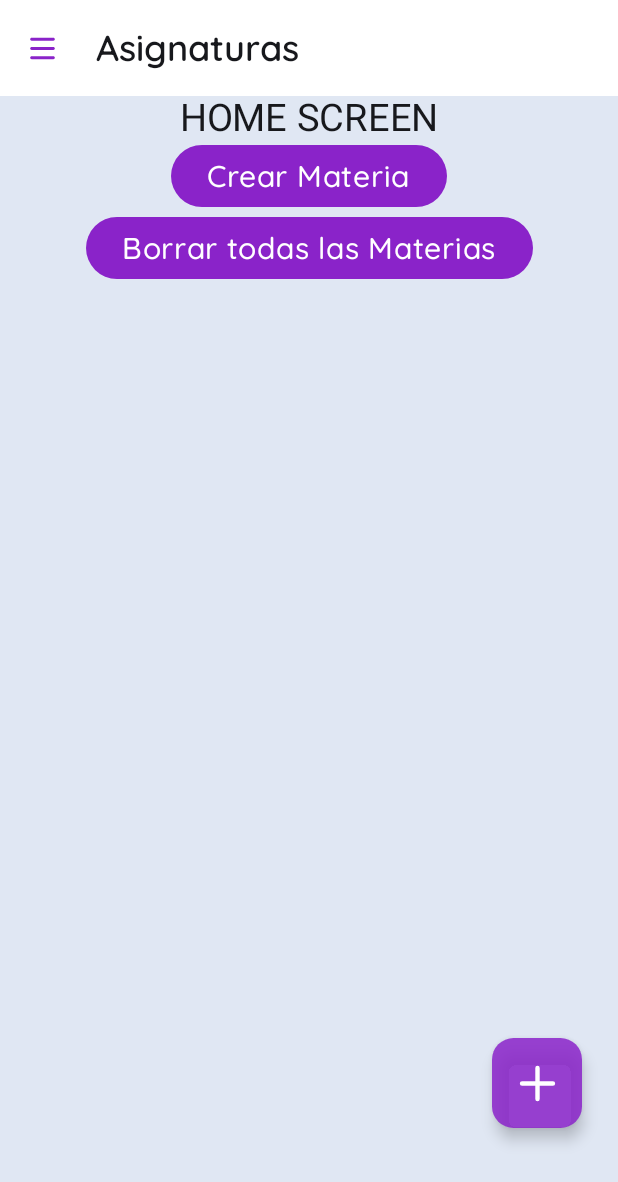
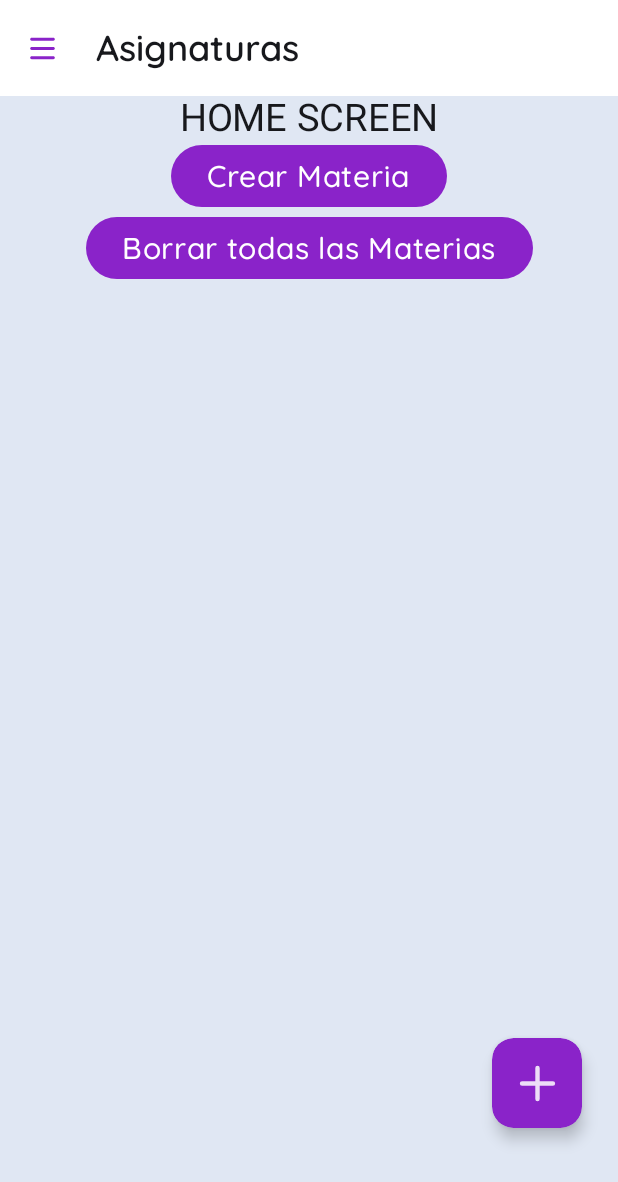
Before and after one commit to DanielCarrenoMar/Grader, an Android app built with Jetpack Compose: the screen it shows after launch (MainActivity), on a phone screen of 412 x 824 dp. Shown: the top 1182 px of the screen. Run offline under Robolectric (Android 15) with nearby library versions, the phone set to English and light mode, and no system bars; our stand-ins replace Dagger/Hilt's generated code, Room's generated code.

Commit message:
feat: ajustar AddComp

```diff
--- a/app/src/main/java/com/app/grader/ui/componets/AddComp.kt
+++ b/app/src/main/java/com/app/grader/ui/componets/AddComp.kt
@@ -2,6 +2,7 @@ package com.app.grader.ui.componets
 
 import androidx.compose.foundation.Image
 import androidx.compose.foundation.background
+import androidx.compose.foundation.clickable
 import androidx.compose.foundation.layout.Box
 import androidx.compose.foundation.layout.fillMaxSize
 import androidx.compose.foundation.layout.padding
@@ -20,7 +21,9 @@ import androidx.compose.runtime.remember
 import androidx.compose.runtime.setValue
 import androidx.compose.ui.Alignment
 import androidx.compose.ui.Modifier
+import androidx.compose.ui.draw.alpha
 import androidx.compose.ui.draw.shadow
+import androidx.compose.ui.graphics.Color
 import androidx.compose.ui.graphics.ColorFilter
 import androidx.compose.ui.res.painterResource
 import androidx.compose.ui.unit.TextUnit
@@ -46,15 +49,13 @@ fun AddComp(items: List<AddCompItem>) {
             .fillMaxSize(),
         contentAlignment = Alignment.BottomEnd
     ){
-        Box(
+        IconButton (
+            onClick = { expanded = true },
             modifier = Modifier
-                .size(60.dp) // Adjust the size as needed
+                .size(60.dp)
                 .shadow(6.dp, shape = RoundedCornerShape(24))
-                .background(color = MaterialTheme.colorScheme.primary.copy(alpha = 0.85f)),
-            contentAlignment = Alignment.Center,
-        ) {
-            IconButton(
-                onClick = { expanded = true },
+                .background(color = MaterialTheme.colorScheme.primary, shape = RoundedCornerShape(24))
+                .alpha(0.85f)
         ) {
             Image(
                 painter = painterResource(id = R.drawable.plus_outline),
@@ -62,7 +63,6 @@ fun AddComp(items: List<AddCompItem>) {
                 colorFilter = ColorFilter.tint(MaterialTheme.colorScheme.surface),
                 modifier = Modifier.size(35.dp)
             )
-            }
             DropdownMenu(
                 expanded = expanded,
                 onDismissRequest = { expanded = false }
```
Lines whose indentation alone changed are shown as unchanged.
